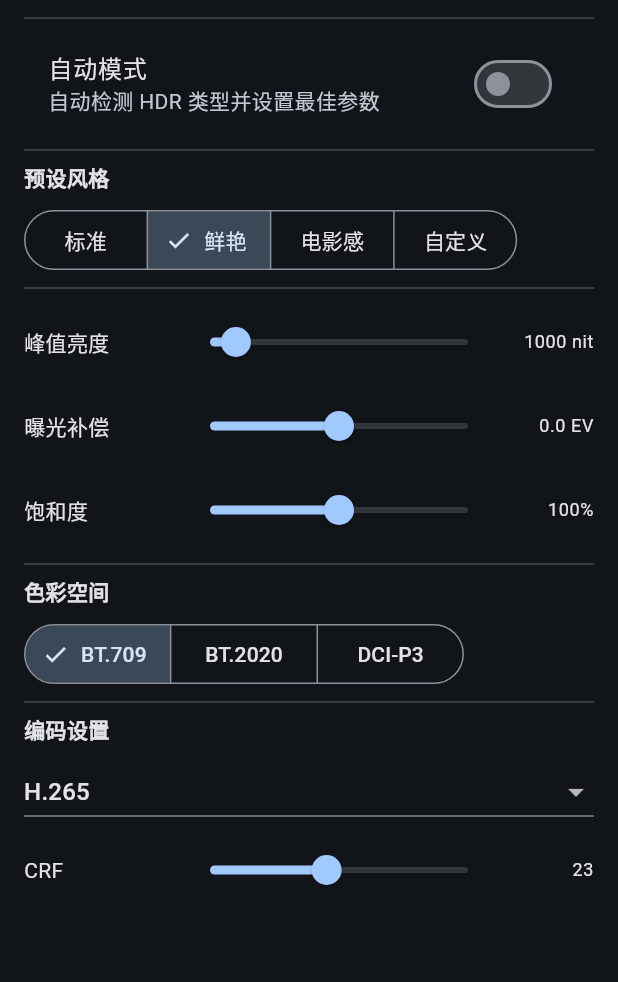
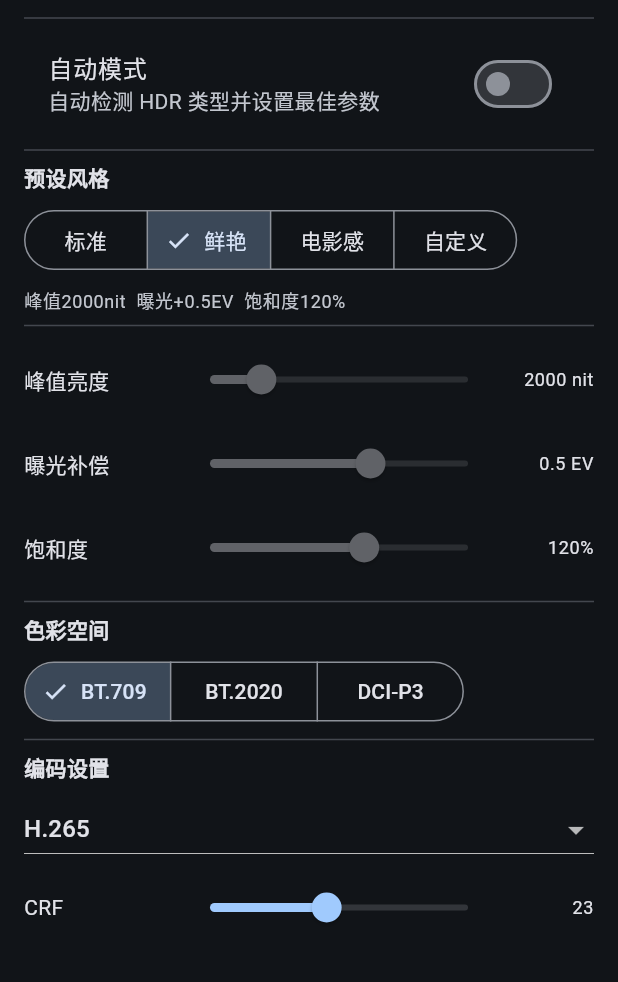
Before and after one commit to Dremous/hdr2sdr, a Flutter app: the ParamPanel widget shown alone on an empty page, opened directly, after a tap on "自动模式", after a tap on "鲜艳", on a phone screen of 412 x 824 dp, the part 90-1072 px from its top. Run offline on Flutter 3.47's test engine with Material 3 defaults, Android fonts, the phone set to English and light mode, and no system bars; our stand-ins replace file_picker; missing offline and left inert: dart:ffi, desktop_drop.

Commit message:
feat: 预设风格显示参数摘要+自定义才可调滑块+切换预设自动应用参数值

```diff
--- a/lib/models/convert_params.dart
+++ b/lib/models/convert_params.dart
@@ -1,7 +1,53 @@
 import 'video_file.dart';
 
 /// 预设风格枚举
-enum PresetStyle { standard, vivid, cinematic, custom }
+enum PresetStyle {
+  standard,
+  vivid,
+  cinematic,
+  custom;
+
+  /// 预设名称
+  String get label {
+    switch (this) {
+      case PresetStyle.standard: return '标准';
+      case PresetStyle.vivid: return '鲜艳';
+      case PresetStyle.cinematic: return '电影感';
+      case PresetStyle.custom: return '自定义';
+    }
+  }
+
+  /// 预设参数摘要（供 UI 显示）
+  String get summary {
+    switch (this) {
+      case PresetStyle.standard:
+        return '峰值1000nit  曝光0EV  饱和度100%';
+      case PresetStyle.vivid:
+        return '峰值2000nit  曝光+0.5EV  饱和度120%';
+      case PresetStyle.cinematic:
+        return '峰值4000nit  曝光-0.3EV  饱和度90%';
+      case PresetStyle.custom:
+        return '手动调节';
+    }
+  }
+
+  /// 预设对应的 ConvertParams 基础值
+  ConvertParams toParams() {
+    switch (this) {
+      case PresetStyle.standard:
+        return const ConvertParams(
+          peakLuminance: 1000, exposure: 0.0, saturation: 1.0);
+      case PresetStyle.vivid:
+        return const ConvertParams(
+          peakLuminance: 2000, exposure: 0.5, saturation: 1.2);
+      case PresetStyle.cinematic:
+        return const ConvertParams(
+          peakLuminance: 4000, exposure: -0.3, saturation: 0.9);
+      case PresetStyle.custom:
+        return const ConvertParams();
+    }
+  }
+}
 
 /// 色彩空间枚举
 enum ColorSpace { bt709, bt2020, dciP3 }
--- a/lib/pages/param_panel.dart
+++ b/lib/pages/param_panel.dart
@@ -76,7 +76,13 @@ class ParamPanel extends StatelessWidget {
                 PresetSelector(
                   current: params.presetStyle,
                   onChanged: (style) {
-                    provider.updateParams(params.copyWith(presetStyle: style));
+                    final preset = style.toParams();
+                    provider.updateParams(params.copyWith(
+                      presetStyle: style,
+                      peakLuminance: preset.peakLuminance,
+                      exposure: preset.exposure,
+                      saturation: preset.saturation,
+                    ));
                   },
                 ),
                 const Divider(),
@@ -89,6 +95,7 @@ class ParamPanel extends StatelessWidget {
                   max: 10000,
                   divisions: 99,
                   formatValue: (v) => '${v.toInt()} nit',
+                  enabled: params.presetStyle == PresetStyle.custom,
                   onChanged: (v) {
                     provider.updateParams(params.copyWith(peakLuminance: v));
                   },
@@ -100,6 +107,7 @@ class ParamPanel extends StatelessWidget {
                   max: 2.0,
                   divisions: 40,
                   formatValue: (v) => '${v.toStringAsFixed(1)} EV',
+                  enabled: params.presetStyle == PresetStyle.custom,
                   onChanged: (v) {
                     provider.updateParams(params.copyWith(exposure: v));
                   },
@@ -111,6 +119,7 @@ class ParamPanel extends StatelessWidget {
                   max: 2.0,
                   divisions: 200,
                   formatValue: (v) => '${(v * 100).toInt()}%',
+                  enabled: params.presetStyle == PresetStyle.custom,
                   onChanged: (v) {
                     provider.updateParams(params.copyWith(saturation: v));
                   },
--- a/lib/widgets/preset_selector.dart
+++ b/lib/widgets/preset_selector.dart
@@ -1,31 +1,47 @@
 import 'package:flutter/material.dart';
 import '../models/convert_params.dart';
 
-/// 预设风格选择器组件，使用分段按钮切换预设风格
+/// 预设风格选择器组件，使用分段按钮切换预设风格，并显示各预设的具体参数
 class PresetSelector extends StatelessWidget {
-  /// 当前选中的预设风格
   final PresetStyle current;
-
-  /// 预设风格变更回调
   final ValueChanged<PresetStyle> onChanged;
+  final bool showParamsDetail; // 是否显示参数详情
 
   const PresetSelector({
     super.key,
     required this.current,
     required this.onChanged,
+    this.showParamsDetail = true,
   });
 
   @override
   Widget build(BuildContext context) {
-    return SegmentedButton<PresetStyle>(
-      segments: const [
-        ButtonSegment(value: PresetStyle.standard, label: Text('标准')),
-        ButtonSegment(value: PresetStyle.vivid, label: Text('鲜艳')),
-        ButtonSegment(value: PresetStyle.cinematic, label: Text('电影感')),
-        ButtonSegment(value: PresetStyle.custom, label: Text('自定义')),
+    final theme = Theme.of(context);
+    return Column(
+      crossAxisAlignment: CrossAxisAlignment.start,
+      children: [
+        SegmentedButton<PresetStyle>(
+          segments: PresetStyle.values.map((s) {
+            return ButtonSegment(
+              value: s,
+              label: Text(s.label),
+            );
+          }).toList(),
+          selected: {current},
+          onSelectionChanged: (set) {
+            onChanged(set.first);
+          },
+        ),
+        if (showParamsDetail) ...[
+          const SizedBox(height: 8),
+          Text(
+            current.summary,
+            style: theme.textTheme.bodySmall?.copyWith(
+              color: theme.colorScheme.onSurfaceVariant,
+            ),
+          ),
+        ],
       ],
-      selected: {current},
-      onSelectionChanged: (set) => onChanged(set.first),
     );
   }
 }
--- a/lib/widgets/slider_row.dart
+++ b/lib/widgets/slider_row.dart
@@ -23,6 +23,9 @@ class SliderRow extends StatelessWidget {
   /// 值变更回调
   final ValueChanged<double> onChanged;
 
+  /// 是否可交互（非自定义预设时只读）
+  final bool enabled;
+
   const SliderRow({
     super.key,
     required this.label,
@@ -32,6 +35,7 @@ class SliderRow extends StatelessWidget {
     required this.divisions,
     required this.formatValue,
     required this.onChanged,
+    this.enabled = true,
   });
 
   @override
@@ -51,7 +55,7 @@ class SliderRow extends StatelessWidget {
                 max: max,
                 divisions: divisions,
                 label: formatValue(value),
-              onChanged: onChanged,
+                onChanged: enabled ? onChanged : null,
               ),
           ),
           SizedBox(
```
Lines whose indentation alone changed are shown as unchanged.
